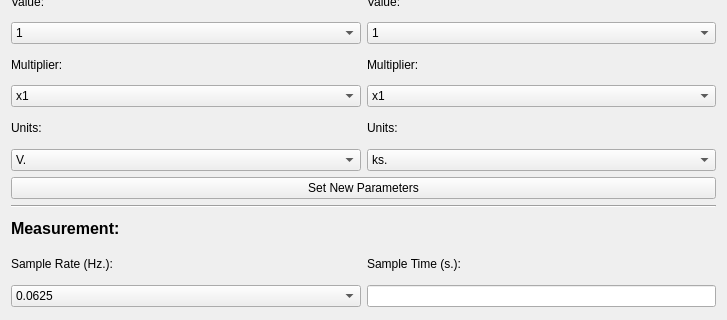
Before: the Qt Designer form SPHEREx-Calibration-Automation/pylab/pylabnew/pylabgui/QTDesigner/sr510Dialog.ui in samcondon4/SPHEREx-lab-tools, drawn with Qt 5; both pictures show x 0 to 727 and y 234 to 554 of the 727 by 643 pixel window.
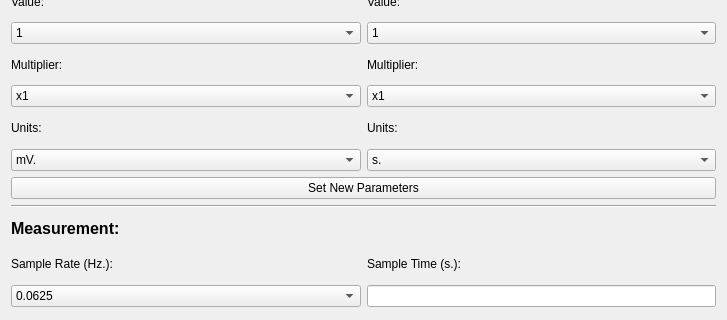
After: the same form once the commit is applied.

```diff
--- a/SPHEREx-Calibration-Automation/pylab/pylabnew/pylabgui/QTDesigner/sr510Dialog.ui
+++ b/SPHEREx-Calibration-Automation/pylab/pylabnew/pylabgui/QTDesigner/sr510Dialog.ui
@@ -283,12 +283,7 @@
     </widget>
    </item>
    <item row="12" column="0">
-    <widget class="QComboBox" name="combobox_base_Sr510NewConfigParameters_passive_Sr510NewSensitivityUnits">
-     <item>
-      <property name="text">
-       <string>V.</string>
-      </property>
-     </item>
+    <widget class="QComboBox" name="combobox_base_NewSr510State_passive_Sr510NewSensitivityUnits">
      <item>
       <property name="text">
        <string>mV.</string>
@@ -307,12 +302,7 @@
     </widget>
    </item>
    <item row="12" column="1">
-    <widget class="QComboBox" name="combobox_base_Sr510NewConfigParameters_passive_Sr510NewTimeConstantUnits">
-     <item>
-      <property name="text">
-       <string>ks.</string>
-      </property>
-     </item>
+    <widget class="QComboBox" name="combobox_base_NewSr510State_passive_Sr510NewTimeConstantUnits">
      <item>
       <property name="text">
        <string>s.</string>
```
Left out of the diff: 22 changed lines with no effect on the pictures.
